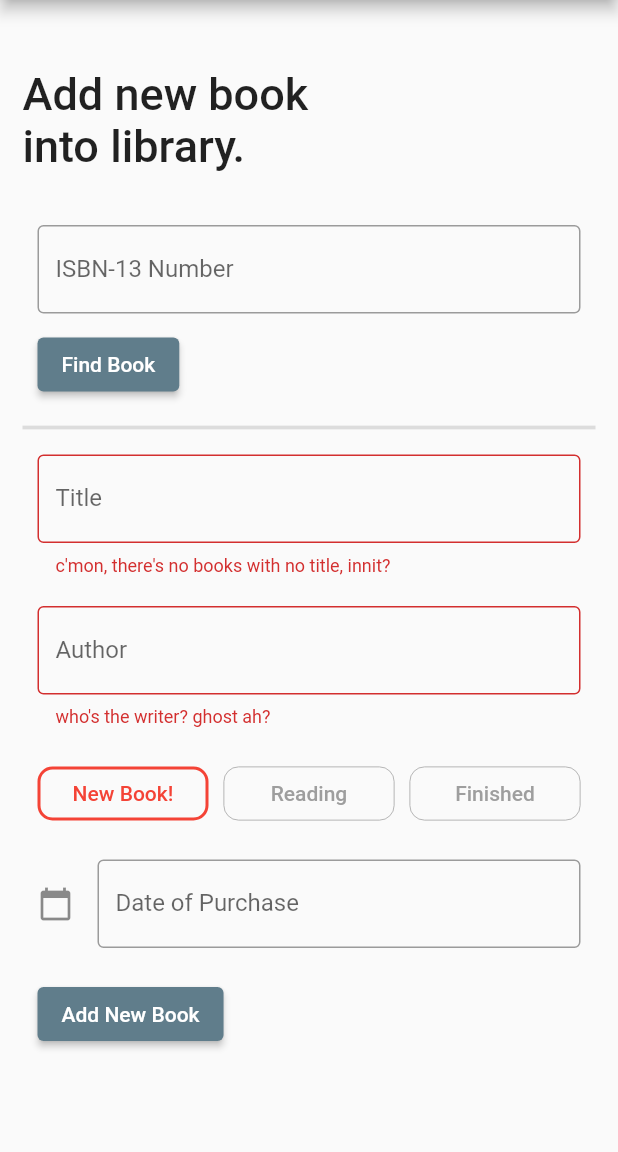
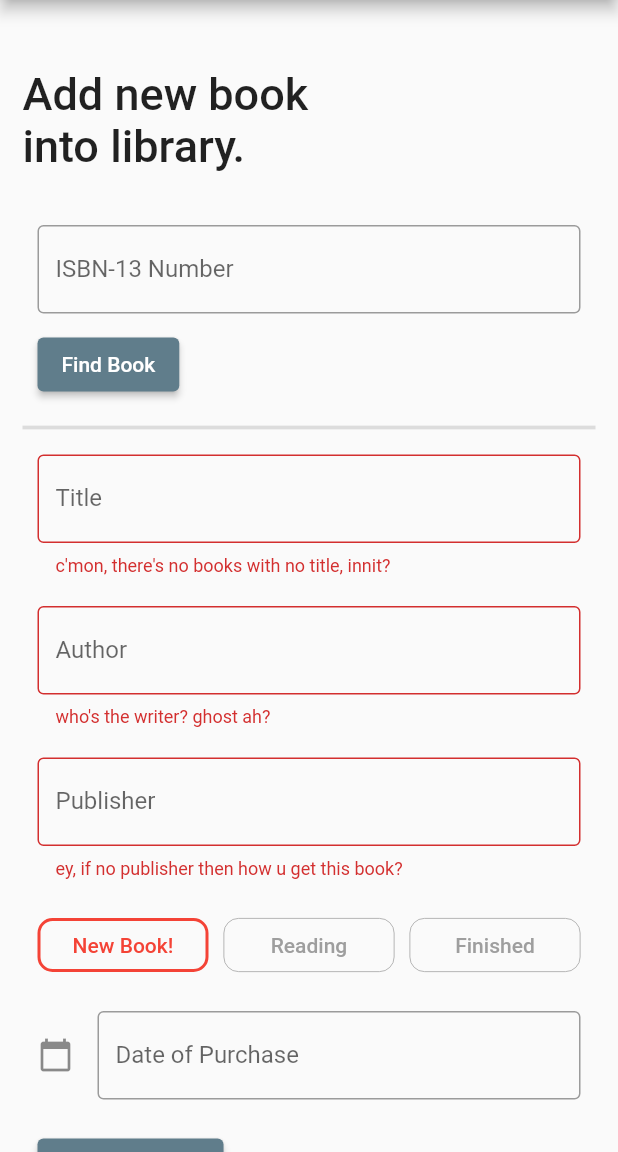
Before and after one commit to hilmihisham/tsundoku, a Flutter app: the AddBookScreen screen opened directly, after a tap on "Add New Book", on a phone screen of 412 x 824 dp, the part 84-1236 px from its top. Run offline on Flutter 3.47's test engine with Material 2 defaults, Android fonts, the phone set to English and light mode, and no system bars; our stand-ins replace csv, file_picker, logger, permission_handler, sqflite; missing offline and left inert: books_finder; accounts and stored records are empty.

Commit message:
change package name, add publisher field

```diff
--- a/lib/screen/addbook_screen.dart
+++ b/lib/screen/addbook_screen.dart
@@ -29,6 +29,7 @@ class _AddBookScreen extends State<AddBookScreen> {
   bool _isDoneGetDataFromHomeScreen = false;
   bool _validateEmptyTitle = false;
   bool _validateEmptyAuthor = false;
+  bool _validateEmptyPublisher = false;
 
   int _bookStatus = 0;
 
@@ -40,9 +41,11 @@ class _AddBookScreen extends State<AddBookScreen> {
   final TextEditingController _datePurchaseController = TextEditingController();
   final TextEditingController _dateReadDoneController = TextEditingController();
   final TextEditingController _isbn13Controller = TextEditingController();
+  final TextEditingController _publisherController = TextEditingController();
 
   final FocusNode _titleFocus = FocusNode();
   final FocusNode _authorFocus = FocusNode();
+  final FocusNode _publisherFocus = FocusNode();
 
   @override
   void dispose() {
@@ -51,9 +54,11 @@ class _AddBookScreen extends State<AddBookScreen> {
     _datePurchaseController.dispose();
     _dateReadDoneController.dispose();
     _isbn13Controller.dispose();
+    _publisherController.dispose();
 
     _titleFocus.dispose();
     _authorFocus.dispose();
+    _publisherFocus.dispose();
 
     super.dispose();
   }
@@ -191,9 +196,11 @@ class _AddBookScreen extends State<AddBookScreen> {
 
     logger.d('AddBookScreen building, id = ${widget.id}, _isDoneGetDataFromHomeScreen = $_isDoneGetDataFromHomeScreen');
 
+    // if we editing the existing book (id != -1), fill in the text controller
     if (widget.id != -1 && _isDoneGetDataFromHomeScreen == false) {
       existingBook = widget.book!;
       logger.i('existing book data = $existingBook');
+
       if (existingBook['isbn'] != null) _isbn13Controller.text = existingBook['isbn'];
       _titleController.text = existingBook['title'];
       _authorController.text = existingBook['author'];
@@ -201,6 +208,7 @@ class _AddBookScreen extends State<AddBookScreen> {
       _datePurchaseController.text = existingBook['datePurchase'];
       (existingBook['dateFinished'] == null) ? _dateReadDoneController.text = '' : _dateReadDoneController.text = existingBook['dateFinished'];
       _isForgotDateDone = false;
+      if (existingBook['publisher'] != null) _publisherController.text = existingBook['publisher'];
 
       // flip the flag so that we won't refresh all above when screen rebuild mid-edit
       _isDoneGetDataFromHomeScreen = true;
@@ -342,6 +350,7 @@ class _AddBookScreen extends State<AddBookScreen> {
                         else {
                           _titleController.text = fullTitle;
                           _authorController.text = allAuthors;
+                          _publisherController.text = bookResult.info.publisher;
                         }
                       }
                     }
@@ -376,7 +385,7 @@ class _AddBookScreen extends State<AddBookScreen> {
                   focusNode: _titleFocus,
                   onEditingComplete:() {
                     // had to do this coz there's a clear button in between TextField for textInputAction to work properly
-                      logger.d('onEditingComplete');
+                    logger.d('onEditingComplete title');
                     // unfocus this title field
                     _titleFocus.unfocus();
                     // request to move the focus to author field
@@ -405,8 +414,41 @@ class _AddBookScreen extends State<AddBookScreen> {
                     errorText: _validateEmptyAuthor ? "who's the writer? ghost ah?" : null,
                   ),
                   textCapitalization: TextCapitalization.words,
+                  textInputAction: TextInputAction.next,
+                  focusNode: _authorFocus,
+                  onEditingComplete:() {
+                    // had to do this coz there's a clear button in between TextField for textInputAction to work properly
+                    logger.d('onEditingComplete author');
+                    // unfocus this author field
+                    _authorFocus.unfocus();
+                    // request to move the focus to publisher field
+                    FocusScope.of(context).requestFocus(_publisherFocus);
+                  },
+                ),
+              ),
+              Padding(
+                padding: const EdgeInsets.all(10.0),
+                child: TextField(
+                  controller: _publisherController,
+                  onChanged: (value) {
+                    // update ui
+                    setState(() {});
+                  },
+                  decoration: InputDecoration(
+                    labelText: 'Publisher',
+                    border: const OutlineInputBorder(),
+                    suffixIcon: _publisherController.text.isEmpty
+                      ? null
+                      : IconButton(
+                          icon: const Icon(Icons.clear_sharp),
+                          onPressed: () => _clearTextField(_publisherController),
+                        )
+                    ,
+                    errorText: _validateEmptyPublisher ? "ey, if no publisher then how u get this book?" : null,
+                  ),
+                  textCapitalization: TextCapitalization.words,
                   textInputAction: TextInputAction.done,
-                    focusNode: _authorFocus,
+                  focusNode: _publisherFocus,
                 ),
               ),
               Padding(
@@ -521,10 +563,11 @@ class _AddBookScreen extends State<AddBookScreen> {
                     setState(() {
                       _validateEmptyTitle = _titleController.text.isEmpty;
                       _validateEmptyAuthor = _authorController.text.isEmpty;
+                      _validateEmptyPublisher = _publisherController.text.isEmpty;
                     });
 
-                      // proceed if book title and author is not empty (_validateEmptyTitle & _validateEmptyAuthor = false)
-                      if (!_validateEmptyTitle && !_validateEmptyAuthor) {
+                    // proceed only if all required field is not empty (_validateEmptyTitle & _validateEmptyAuthor & _validateEmptyPublisher = false)
+                    if (!_validateEmptyTitle && !_validateEmptyAuthor && !_validateEmptyPublisher) {
                       // if i forgot date finish is selected
                       if (_isForgotDateDone) {
                         _dateReadDoneController.text = '';
@@ -571,9 +614,6 @@ class _AddBookScreen extends State<AddBookScreen> {
           ),
         ),
       ),
-
-
-      // ),
     );
   }
 
@@ -585,7 +625,8 @@ class _AddBookScreen extends State<AddBookScreen> {
       _bookStatus.toString(),
       _datePurchaseController.text,
       _dateReadDoneController.text,
-      _isbn13Controller.text
+      _isbn13Controller.text,
+      _publisherController.text
     );
   }
 
@@ -598,16 +639,9 @@ class _AddBookScreen extends State<AddBookScreen> {
       _bookStatus.toString(),
       _datePurchaseController.text,
       _dateReadDoneController.text,
-      _isbn13Controller.text
+      _isbn13Controller.text,
+      _publisherController.text
     );
   }
 
 }
-
-// extension Utility on BuildContext {
-//   void nextEditableTextFocus() {
-//     do {
-//       FocusScope.of(this).nextFocus();
-//     } while (FocusScope.of(this).focusedChild?.context?.widget is! TextField);
-//   }
-// }
--- a/lib/screen/home_screen.dart
+++ b/lib/screen/home_screen.dart
@@ -302,21 +302,25 @@ class _HomeScreenState extends State<HomeScreen> {
                       logger.w('permission not granted.');
 
                       // show snack bar informing user of permission status
+                      if (mounted) {
                         ScaffoldMessenger.of(context).showSnackBar(
                           const SnackBar(
                             content: Text('Unable to export to CSV - storage access permission is not granted.'),
                           ),
                         );
                       }
+                    }
                     else {
                       logger.d('permission now granted. please try again.');
 
                       // show snack bar informing user of permission status
+                      if (mounted) {
                         ScaffoldMessenger.of(context).showSnackBar(
                           const SnackBar(
                             content: Text('Storage access permission is now granted. Please try again to export to CSV.'),
                           ),
                         );
+                      }
                     }
                   }
                   else {
@@ -464,7 +468,7 @@ class _HomeScreenState extends State<HomeScreen> {
                   }
                 },
               ),
-            )
+            ),
           ],
         ),
       ),
--- a/pubspec.yaml
+++ b/pubspec.yaml
@@ -1,7 +1,7 @@
 name: tsundoku
 description: A simple flutter app to make a record and save all the data of your physical books into one organized view..
 publish_to: 'none'
-version: 0.3.8
+version: 0.4.0
 
 environment:
   sdk: '>=3.0.6 <4.0.0'
@@ -17,6 +17,7 @@ dependencies:
   logger: ^2.0.1
   permission_handler: ^10.4.3
   books_finder: ^4.4.0
+  change_app_package_name: ^1.1.0
 
 dev_dependencies:
   flutter_test:
```
Also changed, not shown: lib/util/sql_helper.dart (+66 -44 lines), 4 other files. Lines whose indentation alone changed are shown as unchanged.
